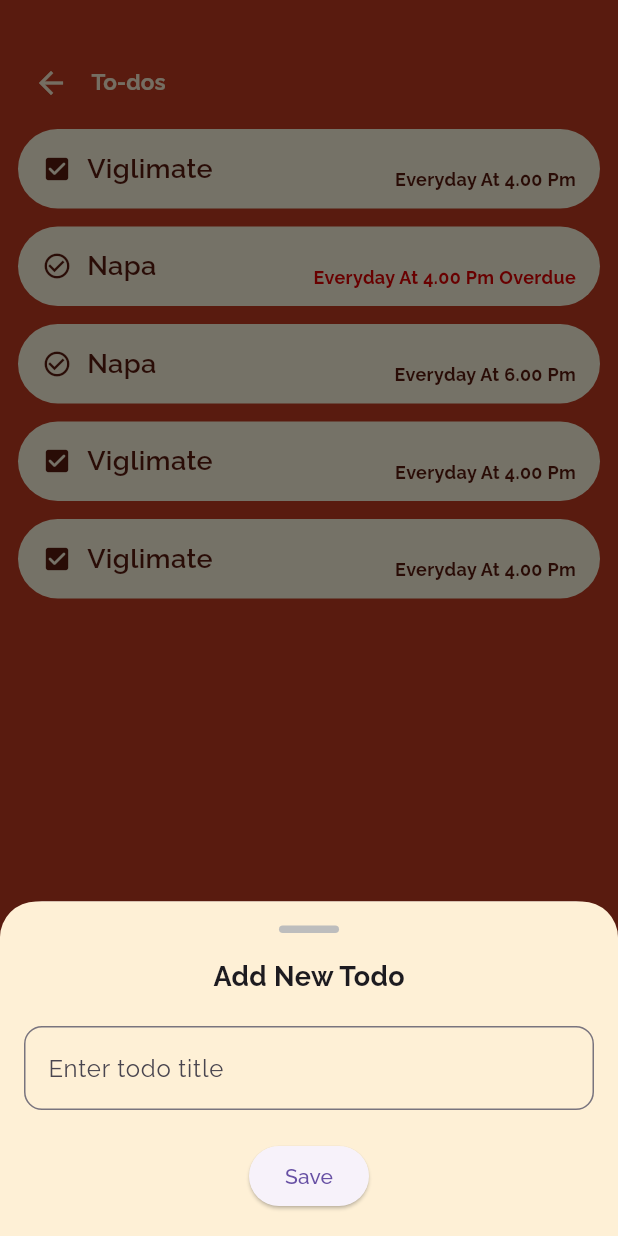
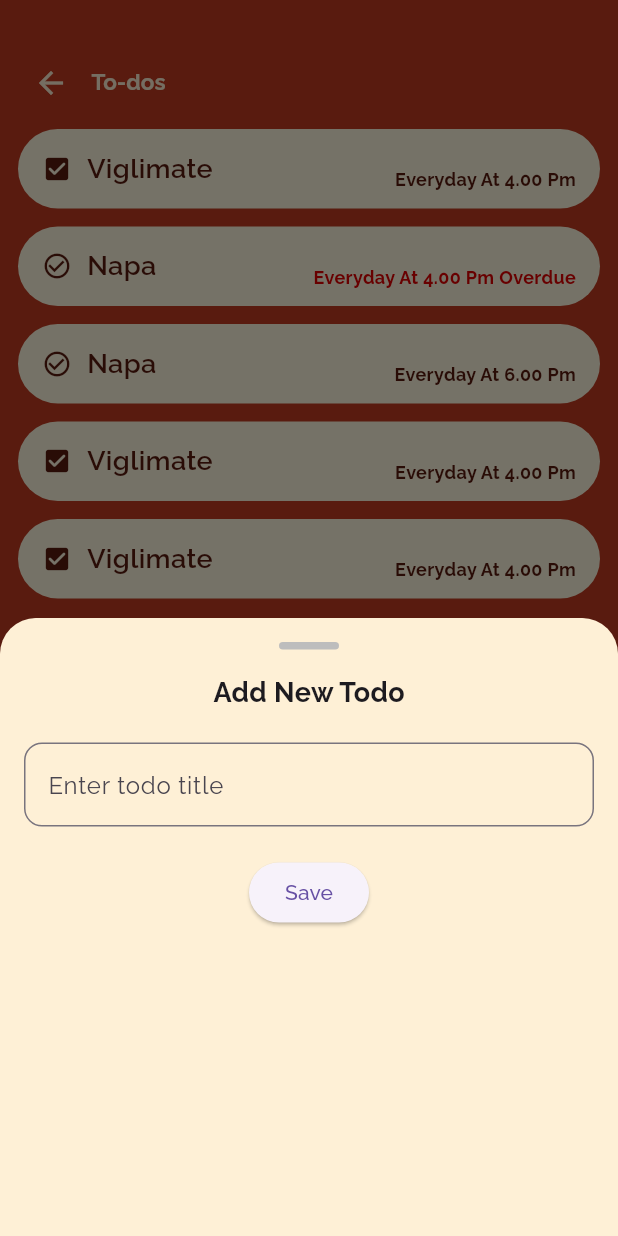
Before and after one commit to ImtiusDev/cardinal_quotes_app, a Flutter app: the MedicineNoteScreen screen opened by its route, after a tap on the "add task" icon, on a phone screen of 412 x 824 dp. Run offline on Flutter 3.47's test engine with Material 3 defaults, Android fonts, the phone set to English and light mode, and no system bars; our stand-ins replace flutter_svg, google_fonts.

Commit message:
medicine todos screen, bottom sheet update

```diff
--- a/lib/main.dart
+++ b/lib/main.dart
@@ -28,7 +28,6 @@ class _MyAppState extends State<MyApp> {
         textTheme: GoogleFonts.ralewayTextTheme(
           Theme.of(context).textTheme,
         ),
-        // colorScheme: ColorScheme.fromSeed(seedColor: Colors.deepPurple),
       ),
 
       onGenerateRoute: _appRouter.onGenerateRoute,
--- a/lib/presentation/medicine_note/medicine_note.dart
+++ b/lib/presentation/medicine_note/medicine_note.dart
@@ -13,7 +13,6 @@ class MedicineNoteScreen extends StatefulWidget {
 }
 
 class _TodoScreenState extends State<MedicineNoteScreen> {
-
   List<MedicineTodoModel> todos = MedicineTodoModel.getSoundCardsModel();
 
   @override
@@ -76,16 +75,34 @@ class _TodoScreenState extends State<MedicineNoteScreen> {
                 },
               ),
             ),
+
             Positioned(
               bottom: 30,
               right: 30,
               child: FloatingActionButton(
                 onPressed: () {
-                  showModalBottomSheet(
+                  showModalBottomSheet<void>(
+                    isScrollControlled: true,
                     context: context,
-                    backgroundColor: Colors.white,
+                    backgroundColor: AppColors.primaryWhite,
                     builder: (context) {
-                      return CustomBottomSheet();
+                      return Padding(
+                        padding: EdgeInsets.only(
+                          bottom: MediaQuery.of(context).viewInsets.bottom,
+                        ),
+                        child: DraggableScrollableSheet(
+                          expand: false,
+                          initialChildSize: 0.5,
+                          minChildSize: 0.3,
+                          maxChildSize: 0.9,
+                          builder: (context, scrollController) {
+                            return SingleChildScrollView(
+                              controller: scrollController,
+                              child: CustomBottomSheet(),
+                            );
+                          },
+                        ),
+                      );
                     },
                   );
                 },
```
